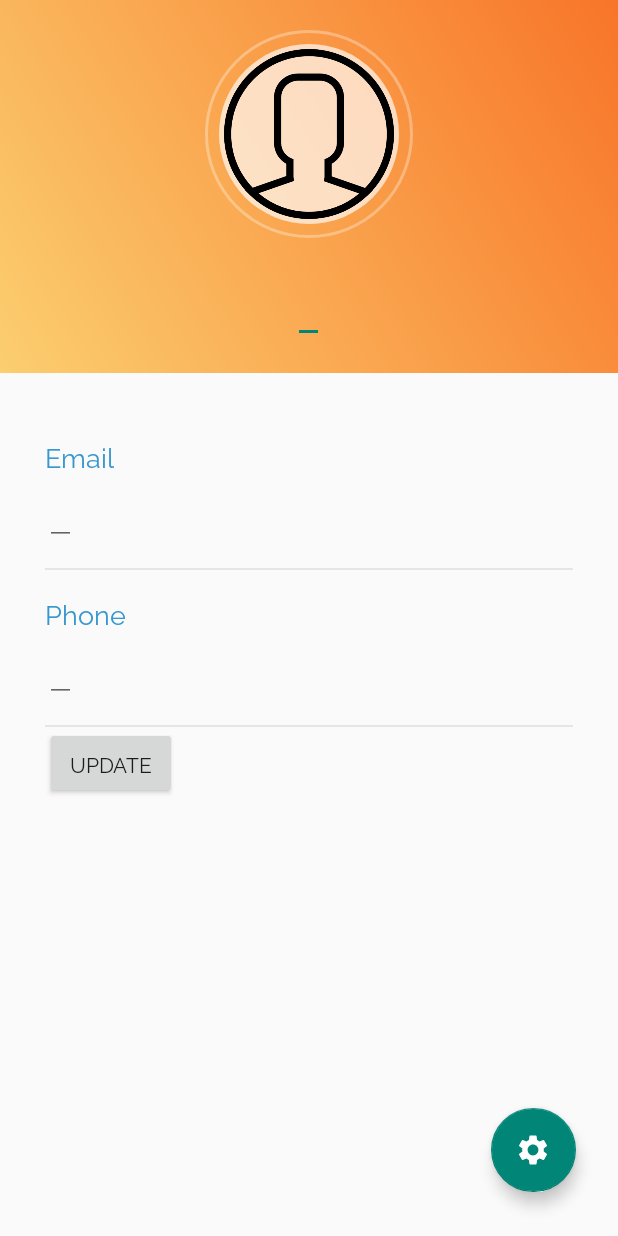
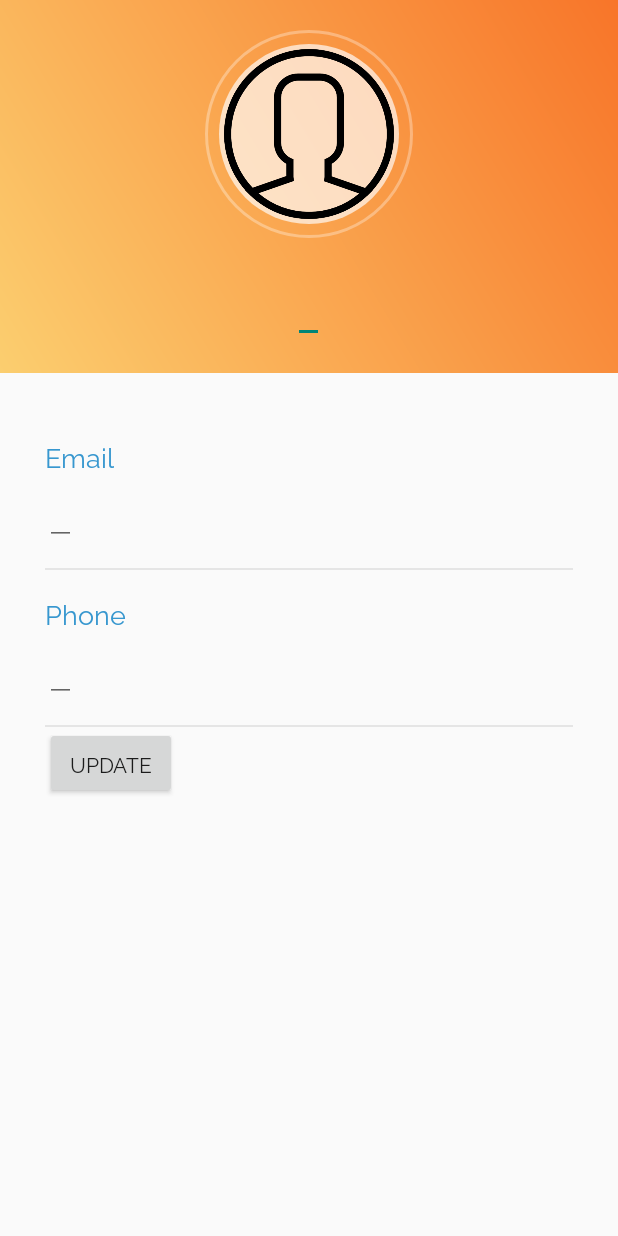
Before and after one commit to BenBen2109/HomeCooking, an Android app: the UserInfo screen opened directly, with no data from a screen before it, on a phone screen of 412 x 824 dp. Run offline under Robolectric (Android 15) with nearby library versions, the phone set to English and light mode, and no system bars.

Commit message:
xóa nút setting tròn

```diff
--- a/app/src/main/res/layout/activity_user_info.xml
+++ b/app/src/main/res/layout/activity_user_info.xml
@@ -131,20 +131,6 @@
                 android:layout_height="wrap_content"/>
         </LinearLayout>
 
-        <com.google.android.material.floatingactionbutton.FloatingActionButton
-            android:id="@+id/btn_setting_profile"
-            android:layout_width="wrap_content"
-            android:layout_height="wrap_content"
-            android:layout_alignParentStart="true"
-            android:layout_alignParentEnd="true"
-            android:layout_alignParentBottom="true"
-            android:layout_marginStart="327dp"
-            android:layout_marginEnd="28dp"
-            android:layout_marginBottom="29dp"
-            android:background="@drawable/grad"
-            android:clickable="true"
-            app:srcCompat="@drawable/ic_baseline_settings_24" />
-
     </RelativeLayout>
 
 </RelativeLayout>
```
Also changed, not shown: 1 other file.
